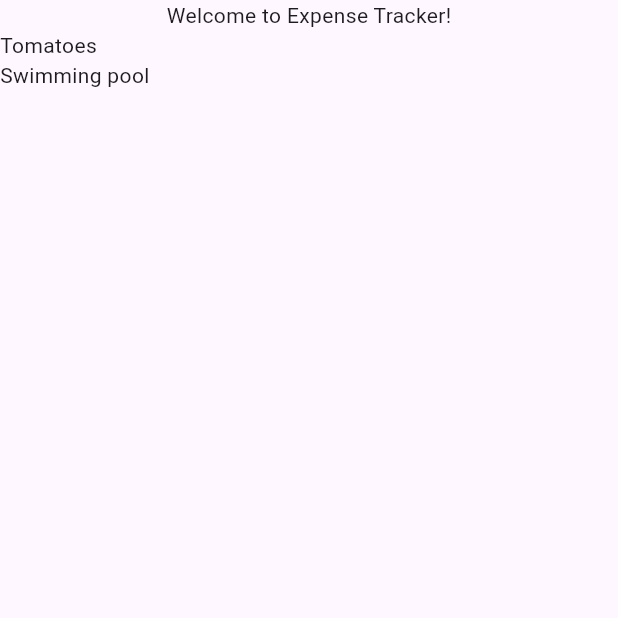
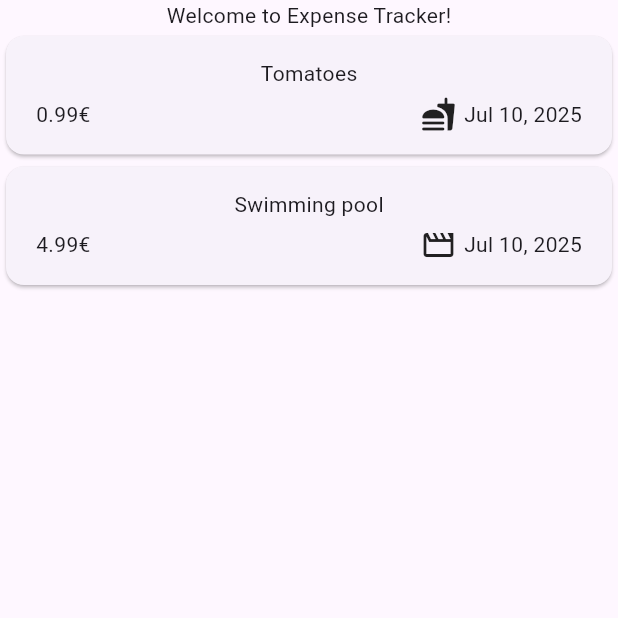
Before and after one commit to zhiharkaVal/flutter_practice, a Flutter app: the screen it shows after launch, on a phone screen of 412 x 824 dp, the top half of it. Run offline on Flutter 3.47's test engine with Material 3 defaults, Android fonts, the light colour scheme and no system bars; our stand-ins replace google_fonts.

Commit message:
Added initial implementation for showing Expense from the ExpenseList

```diff
--- a/expense_tracker/lib/main.dart
+++ b/expense_tracker/lib/main.dart
@@ -1,5 +1,5 @@
 import 'package:flutter/material.dart';
-import 'package:expense_tracker/expenses.dart';
+import 'package:expense_tracker/widgets/expenses.dart';
 
 void main() {
   runApp(
--- a/expense_tracker/lib/models/expense.dart
+++ b/expense_tracker/lib/models/expense.dart
@@ -1,7 +1,16 @@
 import 'package:uuid/uuid.dart';
+import 'package:intl/intl.dart';
+import 'package:flutter/material.dart';
 
+const uuid = Uuid();
+final dateFormatter = DateFormat.yMMMd();
 enum Category { food, travel, leisure, work }
-const uuid = Uuid();
+const categoryIcons = {
+  Category.food: Icons.fastfood_rounded,
+  Category.travel: Icons.flight_takeoff_rounded,
+  Category.leisure: Icons.movie_outlined,
+  Category.work: Icons.work
+};
 
 class Expense {
   final String id;
@@ -16,4 +25,8 @@ class Expense {
     required this.purchaseDate,
     required this.category
   }) : id = uuid.v4();
+
+  String get formattedDate {
+    return dateFormatter.format(purchaseDate);
+  }
 }
--- a/expense_tracker/lib/expenses.dart
+++ b/expense_tracker/lib/widgets/expenses.dart
@@ -1,4 +1,4 @@
-import 'package:expense_tracker/expenses_list.dart';
+import 'package:expense_tracker/widgets/expenses/expenses_list.dart';
 import 'package:flutter/material.dart';
 import 'package:expense_tracker/models/expense.dart';
 
--- /dev/null
+++ b/expense_tracker/lib/widgets/expenses/expense_item.dart
@@ -0,0 +1,35 @@
+import 'package:flutter/material.dart';
+import '../../models/expense.dart';
+
+class ExpenseItem extends StatelessWidget {
+  final Expense expense;
+  const ExpenseItem(this.expense, {super.key});
+
+  @override
+  Widget build(BuildContext context) {
+    return Card(
+      child: Padding(
+        padding: const EdgeInsets.symmetric(vertical: 15, horizontal: 20),
+        child: Column(
+          children: [
+            Text(expense.title),
+            const SizedBox(height: 5),
+            Row(
+              children: [
+                Text('${expense.price.toStringAsFixed(2)}€'),
+                const Spacer(),
+                Row(
+                  children: [
+                    Icon(categoryIcons[expense.category]),
+                    const SizedBox(width: 5),
+                    Text(expense.formattedDate)
+                  ],
+                ),
+              ],
+            ),
+          ],
+        ),
+      )
+    );
+  }
+}
--- a/expense_tracker/lib/expenses_list.dart
+++ b/expense_tracker/lib/widgets/expenses/expenses_list.dart
@@ -1,4 +1,5 @@
 import 'package:expense_tracker/models/expense.dart';
+import 'package:expense_tracker/widgets/expenses/expense_item.dart';
 import 'package:flutter/material.dart';
 
 class ExpensesList extends StatelessWidget {
@@ -9,7 +10,7 @@ class ExpensesList extends StatelessWidget {
   Widget build(BuildContext context) {
     return ListView.builder(
       itemCount: expenses.length,
-      itemBuilder: (context, index) => Text(expenses[index].title),
+      itemBuilder: (context, index) => ExpenseItem(expenses[index]),
     );
   }
 }
--- a/expense_tracker/pubspec.yaml
+++ b/expense_tracker/pubspec.yaml
@@ -35,6 +35,7 @@ dependencies:
   # Use with the CupertinoIcons class for iOS style icons.
   cupertino_icons: ^1.0.8
   uuid: ^4.5.1
+  intl: ^0.20.2
 
 dev_dependencies:
   flutter_test:
```
Also changed, not shown: expense_tracker/pubspec.lock.
